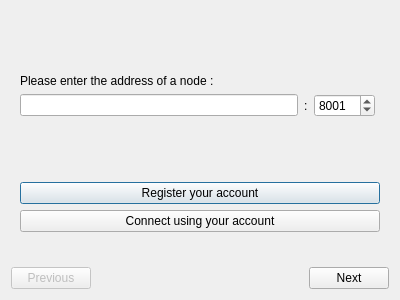
This is res/ui/community_cfg.ui in duniter/sakia as Qt 5 draws it before an edit. The edited form follows.
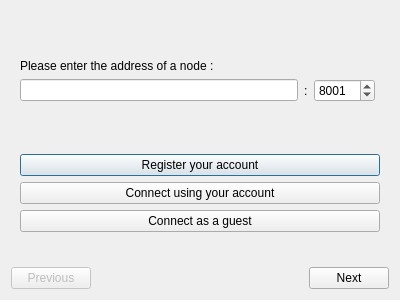
This is the edited form. Icons and pictures are not drawn.

Commit message: Add "Connect as a Guest" button

```diff
--- a/res/ui/community_cfg.ui
+++ b/res/ui/community_cfg.ui
@@ -126,6 +126,23 @@
            </property>
           </widget>
          </item>
+         <item>
+          <widget class="QPushButton" name="button_guest">
+           <property name="text">
+            <string>Connect as a guest</string>
+           </property>
+           <property name="icon">
+            <iconset resource="../icons/icons.qrc">
+             <normaloff>:/icons/guest_icon</normaloff>:/icons/guest_icon</iconset>
+           </property>
+           <property name="iconSize">
+            <size>
+             <width>32</width>
+             <height>32</height>
+            </size>
+           </property>
+          </widget>
+         </item>
          <item>
           <widget class="QLabel" name="label_error">
            <property name="text">
```
The commit also changes 3 other files.
